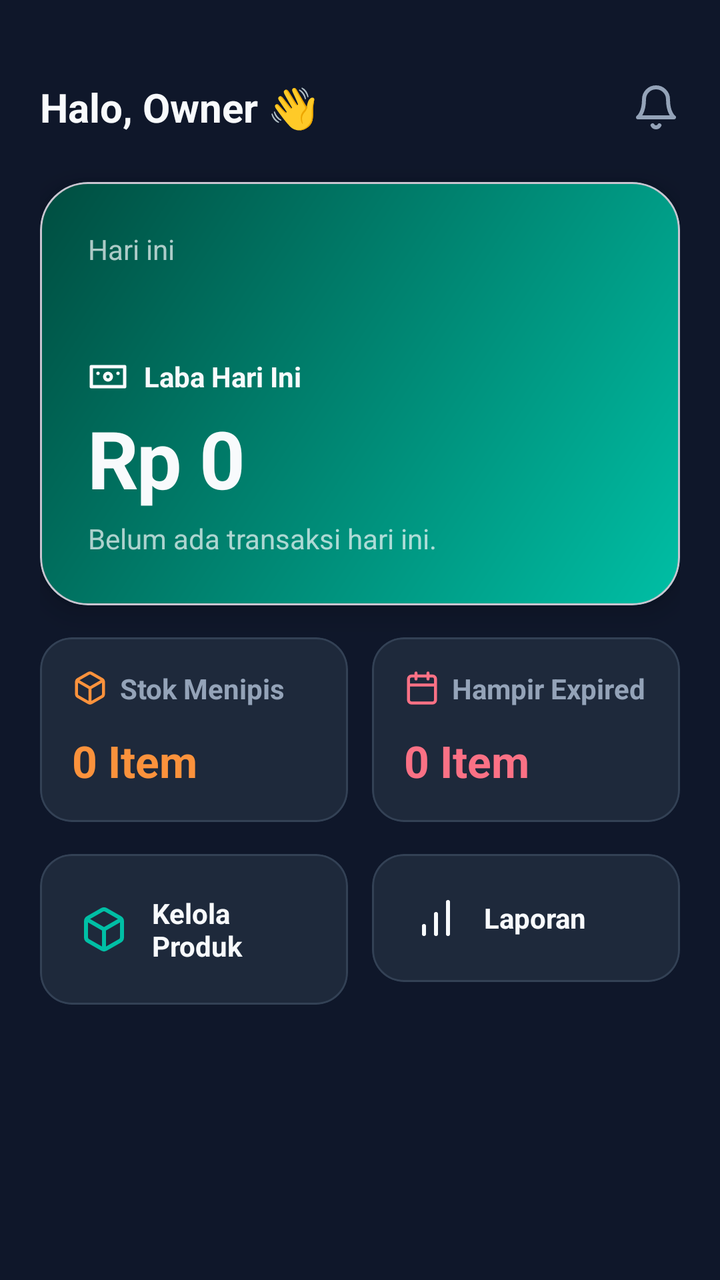
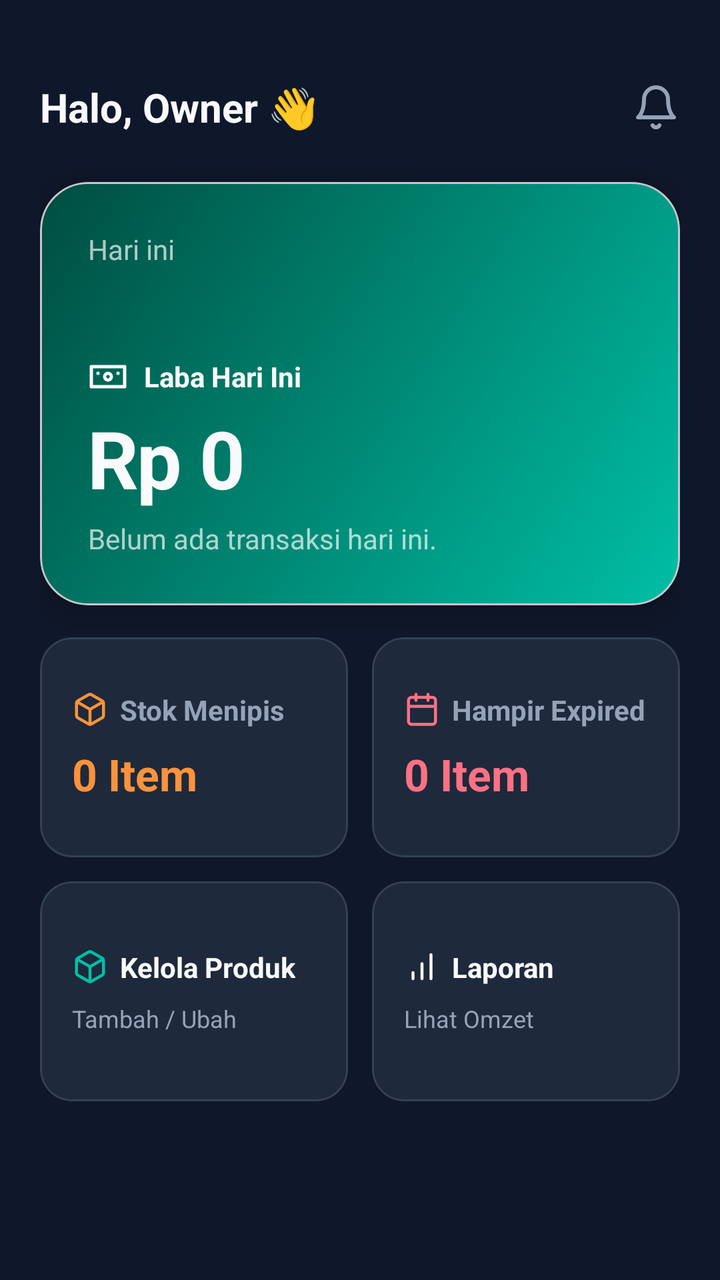

Screens rendered from an Android XML layout before and after an edit, with the pre-edit source and the edit as a unified diff.
<!-- AndroidManifest.xml: application theme Theme.Material3.DayNight.NoActionBar -->
<!-- res/layout/activity_dashboard.xml -->
<?xml version="1.0" encoding="utf-8"?>
<ScrollView xmlns:android="http://schemas.android.com/apk/res/android"
    xmlns:app="http://schemas.android.com/apk/res-auto"
    android:layout_width="match_parent"
    android:layout_height="match_parent"
    android:background="@color/dw_bg"
    android:fillViewport="true">

    <LinearLayout
        android:layout_width="match_parent"
        android:layout_height="wrap_content"
        android:orientation="vertical"
        android:paddingHorizontal="20dp"
        android:paddingTop="24dp"
        android:paddingBottom="24dp">

        
        <androidx.constraintlayout.widget.ConstraintLayout
            android:layout_width="match_parent"
            android:layout_height="wrap_content"
            android:layout_marginTop="16dp"
            android:layout_marginBottom="24dp">

            <TextView
                android:id="@+id/tvGreeting"
                style="@style/Text.Header"
                android:layout_width="wrap_content"
                android:layout_height="wrap_content"
                android:text="Halo, Owner 👋"
                app:layout_constraintBottom_toBottomOf="parent"
                app:layout_constraintStart_toStartOf="parent"
                app:layout_constraintTop_toTopOf="parent" />

            <ImageView
                android:layout_width="24dp"
                android:layout_height="24dp"
                android:src="@drawable/ic_lucide_bell"
                app:layout_constraintBottom_toBottomOf="@id/tvGreeting"
                app:layout_constraintEnd_toEndOf="parent"
                app:layout_constraintTop_toTopOf="@id/tvGreeting" />

        </androidx.constraintlayout.widget.ConstraintLayout>

        
        <com.google.android.material.card.MaterialCardView
            android:layout_width="match_parent"
            android:layout_height="wrap_content"
            app:cardBackgroundColor="@android:color/transparent"
            app:cardCornerRadius="24dp"
            app:cardElevation="8dp">

            <LinearLayout
                android:layout_width="match_parent"
                android:layout_height="wrap_content"
                android:background="@drawable/bg_hero_gradient"
                android:orientation="vertical"
                android:padding="24dp">

                <TextView
                    style="@style/Text.Body"
                    android:layout_width="wrap_content"
                    android:layout_height="wrap_content"
                    android:text="Hari ini"
                    android:alpha="0.7" />

                <TextView
                    android:id="@+id/tvDate"
                    style="@style/Text.Header"
                    android:layout_width="wrap_content"
                    android:layout_height="wrap_content"
                    android:textSize="18sp"
                    android:layout_marginBottom="20dp" />

                <LinearLayout
                    android:layout_width="wrap_content"
                    android:layout_height="wrap_content"
                    android:orientation="horizontal"
                    android:gravity="center_vertical">
                    
                    <ImageView
                        android:layout_width="20dp"
                        android:layout_height="20dp"
                        android:src="@drawable/ic_lucide_wallet"
                        app:tint="@color/dw_text_primary"
                        android:layout_marginEnd="8dp" />

                    <TextView
                        style="@style/Text.Label"
                        android:layout_width="wrap_content"
                        android:layout_height="wrap_content"
                        android:textColor="@color/dw_text_primary"
                        android:text="Laba Hari Ini" />
                </LinearLayout>

                <TextView
                    android:id="@+id/tvProfit"
                    style="@style/Text.Display"
                    android:layout_width="wrap_content"
                    android:layout_height="wrap_content"
                    android:text="Rp 0"
                    android:layout_marginTop="4dp" />

                <TextView
                    android:id="@+id/tvSubInfo"
                    style="@style/Text.Body"
                    android:layout_width="wrap_content"
                    android:layout_height="wrap_content"
                    android:alpha="0.7"
                    android:text="Belum ada transaksi hari ini."
                    android:layout_marginTop="4dp" />

            </LinearLayout>
        </com.google.android.material.card.MaterialCardView>

        
        <GridLayout
            android:layout_width="match_parent"
            android:layout_height="wrap_content"
            android:columnCount="2"
            android:layout_marginTop="16dp">

            
            <com.google.android.material.card.MaterialCardView
                android:layout_width="0dp"
                android:layout_height="wrap_content"
                android:layout_columnWeight="1"
                android:layout_marginEnd="6dp"
                app:cardBackgroundColor="@color/dw_surface"
                app:cardCornerRadius="16dp"
                app:cardElevation="0dp"
                app:strokeColor="#334155"
                app:strokeWidth="1dp">
                <LinearLayout
                    android:layout_width="match_parent"
                    android:layout_height="wrap_content"
                    android:orientation="vertical"
                    android:padding="16dp">
                    <LinearLayout
                        android:layout_width="wrap_content"
                        android:layout_height="wrap_content"
                        android:orientation="horizontal" android:gravity="center_vertical">
                        <ImageView android:layout_width="18dp" android:layout_height="18dp"
                            android:src="@drawable/ic_lucide_box" android:layout_marginEnd="6dp" />
                        <TextView style="@style/Text.Label" android:layout_width="wrap_content"
                            android:layout_height="wrap_content" android:text="Stok Menipis" />
                    </LinearLayout>
                    <TextView android:id="@+id/tvLowStock" style="@style/Text.Header"
                        android:layout_width="wrap_content" android:layout_height="wrap_content"
                        android:text="0 Item" android:textColor="#FB923C"
                        android:textSize="22sp" android:layout_marginTop="12dp" />
                </LinearLayout>
            </com.google.android.material.card.MaterialCardView>

            
            <com.google.android.material.card.MaterialCardView
                android:layout_width="0dp"
                android:layout_height="wrap_content"
                android:layout_columnWeight="1"
                android:layout_marginStart="6dp"
                app:cardBackgroundColor="@color/dw_surface"
                app:cardCornerRadius="16dp"
                app:cardElevation="0dp"
                app:strokeColor="#334155"
                app:strokeWidth="1dp">
                <LinearLayout
                    android:layout_width="match_parent"
                    android:layout_height="wrap_content"
                    android:orientation="vertical"
                    android:padding="16dp">
                    <LinearLayout
                        android:layout_width="wrap_content"
                        android:layout_height="wrap_content"
                        android:orientation="horizontal" android:gravity="center_vertical">
                        <ImageView android:layout_width="18dp" android:layout_height="18dp"
                            android:src="@drawable/ic_lucide_calendar" android:layout_marginEnd="6dp" />
                        <TextView style="@style/Text.Label" android:layout_width="wrap_content"
                            android:layout_height="wrap_content" android:text="Hampir Expired" />
                    </LinearLayout>
                    <TextView android:id="@+id/tvExpired" style="@style/Text.Header"
                        android:layout_width="wrap_content" android:layout_height="wrap_content"
                        android:text="0 Item" android:textColor="#FB7185"
                        android:textSize="22sp" android:layout_marginTop="12dp" />
                </LinearLayout>
            </com.google.android.material.card.MaterialCardView>
        </GridLayout>

        
        <GridLayout
            android:layout_width="match_parent"
            android:layout_height="wrap_content"
            android:columnCount="2"
            android:layout_marginTop="16dp">

            
            <com.google.android.material.card.MaterialCardView
                android:id="@+id/btnManageProducts"
                android:layout_width="0dp"
                android:layout_height="wrap_content"
                android:layout_columnWeight="1"
                android:layout_marginEnd="6dp"
                app:cardBackgroundColor="@color/dw_surface"
                app:cardCornerRadius="16dp"
                app:cardElevation="0dp"
                app:strokeColor="#334155"
                app:strokeWidth="1dp"
                android:clickable="true"
                android:focusable="true"
                app:rippleColor="#33FFFFFF">
                
                <LinearLayout
                    android:layout_width="match_parent"
                    android:layout_height="wrap_content"
                    android:orientation="horizontal"
                    android:gravity="center_vertical"
                    android:padding="20dp">
                    <ImageView
                        android:layout_width="24dp"
                        android:layout_height="24dp"
                        android:src="@drawable/ic_lucide_box"
                        app:tint="@color/dw_teal"
                        android:layout_marginEnd="12dp" />
                    <TextView
                        android:layout_width="wrap_content"
                        android:layout_height="wrap_content"
                        android:text="Kelola\nProduk"
                        android:textColor="@color/dw_text_primary"
                        android:textSize="14sp"
                        android:textStyle="bold" />
                </LinearLayout>
            </com.google.android.material.card.MaterialCardView>

            
            <com.google.android.material.card.MaterialCardView
                android:id="@+id/btnLaporan"
                android:layout_width="0dp"
                android:layout_height="wrap_content"
                android:layout_columnWeight="1"
                android:layout_marginStart="6dp"
                app:cardBackgroundColor="@color/dw_surface"
                app:cardCornerRadius="16dp"
                app:cardElevation="0dp"
                app:strokeColor="#334155"
                app:strokeWidth="1dp"
                android:clickable="true"
                android:focusable="true"
                app:rippleColor="#33FFFFFF">

                <LinearLayout
                    android:layout_width="match_parent"
                    android:layout_height="wrap_content"
                    android:orientation="horizontal"
                    android:gravity="center_vertical"
                    android:padding="20dp">
                    <ImageView
                        android:layout_width="24dp"
                        android:layout_height="24dp"
                        android:src="@drawable/ic_lucide_chart"
                        app:tint="@color/dw_text_primary"
                        android:layout_marginEnd="12dp" />
                    <TextView
                        android:layout_width="wrap_content"
                        android:layout_height="wrap_content"
                        android:text="Laporan"
                        android:textColor="@color/dw_text_primary"
                        android:textSize="14sp"
                        android:textStyle="bold" />
                </LinearLayout>
            </com.google.android.material.card.MaterialCardView>

        </GridLayout>

    </LinearLayout>
</ScrollView>
<!-- resources referenced by this layout -->
<resources>
  <color name="dw_bg">#0F172A</color>
  <color name="dw_surface">#1E293B</color>
  <color name="dw_teal">#00BFA5</color>
  <color name="dw_text_primary">#F8FAFC</color>
  <!-- drawable bg_hero_gradient (drawable) -->
  <?xml version="1.0" encoding="utf-8"?>
  <shape xmlns:android="http://schemas.android.com/apk/res/android" android:shape="rectangle">
      <gradient android:startColor="#00BFA5" android:endColor="#004D40" android:angle="135" />
      <corners android:radius="24dp" />
  </shape>
  <!-- drawable ic_lucide_bell (drawable) -->
  <vector xmlns:android="http://schemas.android.com/apk/res/android" android:width="24dp" android:height="24dp" android:viewportWidth="24" android:viewportHeight="24">
    <path android:strokeColor="#94A3B8" android:strokeWidth="2" android:strokeLineCap="round" android:strokeLineJoin="round" android:pathData="M6 8a6 6 0 0 1 12 0c0 7 3 9 3 9H3s3-2 3-9M10.3 21a1.94 1.94 0 0 0 3.4 0"/>
  </vector>
  <!-- drawable ic_lucide_box (drawable) -->
  <vector xmlns:android="http://schemas.android.com/apk/res/android" android:width="24dp" android:height="24dp" android:viewportWidth="24" android:viewportHeight="24">
    <path android:strokeColor="#FB923C" android:strokeWidth="2" android:strokeLineCap="round" android:strokeLineJoin="round" android:pathData="M21 16V8a2 2 0 0 0-1-1.73l-7-4a2 2 0 0 0-2 0l-7 4A2 2 0 0 0 3 8v8a2 2 0 0 0 1 1.73l7 4a2 2 0 0 0 2 0l7-4A2 2 0 0 0 21 16z M3.27 6.96L12 12.01l8.73-5.05 M12 22.08V12"/>
  </vector>
  <!-- drawable ic_lucide_calendar (drawable) -->
  <vector xmlns:android="http://schemas.android.com/apk/res/android" android:width="24dp" android:height="24dp" android:viewportWidth="24" android:viewportHeight="24">
    <path android:strokeColor="#FB7185" android:strokeWidth="2" android:strokeLineCap="round" android:strokeLineJoin="round" android:pathData="M19 4H5a2 2 0 0 0-2 2v14a2 2 0 0 0 2 2h14a2 2 0 0 0 2-2V6a2 2 0 0 0-2-2z M16 2v4 M8 2v4 M3 10h18"/>
  </vector>
  <!-- drawable ic_lucide_chart (drawable) -->
  <vector xmlns:android="http://schemas.android.com/apk/res/android" android:width="24dp" android:height="24dp" android:viewportWidth="24" android:viewportHeight="24">
    <path android:strokeColor="#FFFFFF" android:strokeWidth="2" android:strokeLineCap="round" android:strokeLineJoin="round" android:pathData="M12 20V10M18 20V4M6 20v-4"/>
  </vector>
  <!-- drawable ic_lucide_wallet (drawable) -->
  <vector xmlns:android="http://schemas.android.com/apk/res/android" android:width="24dp" android:height="24dp" android:viewportWidth="24" android:viewportHeight="24">
    <path android:strokeColor="#FFFFFF" android:strokeWidth="2" android:strokeLineCap="round" android:strokeLineJoin="round" android:pathData="M2 6h20v12H2z M12 14a2 2 0 1 0 0-4 2 2 0 0 0 0 4z M6 10h.01 M18 10h.01"/>
  </vector>
  <style name="Text.Body" parent="android:Widget.TextView">
          <item name="android:textColor">@color/text_primary</item>
          <item name="android:textSize">14sp</item>
      </style>
  <style name="Text.Display" parent="android:Widget.TextView">
          <item name="android:textColor">@color/text_primary</item>
          <item name="android:textSize">40sp</item>
          <item name="android:textStyle">bold</item>
          <item name="android:letterSpacing">-0.02</item>
      </style>
  <style name="Text.Header" parent="android:Widget.TextView">
          <item name="android:textColor">@color/text_primary</item>
          <item name="android:textSize">20sp</item>
          <item name="android:textStyle">bold</item>
      </style>
  <style name="Text.Label" parent="android:Widget.TextView">
          <item name="android:textColor">@color/text_secondary</item>
          <item name="android:textSize">14sp</item>
          <item name="android:textStyle">bold</item>
      </style>
  <color name="text_primary">#F8FAFC</color>
  <color name="text_secondary">#94A3B8</color>
</resources>

<!-- the commit's change to res/layout/activity_dashboard.xml (unified diff, before → after) -->
@@ -122,7 +122,7 @@
             
             <com.google.android.material.card.MaterialCardView
                 android:layout_width="0dp"
-                android:layout_height="wrap_content"
+                android:layout_height="110dp"
                 android:layout_columnWeight="1"
                 android:layout_marginEnd="6dp"
                 app:cardBackgroundColor="@color/dw_surface"
@@ -132,8 +132,9 @@
                 app:strokeWidth="1dp">
                 <LinearLayout
                     android:layout_width="match_parent"
-                    android:layout_height="wrap_content"
-                    android:orientation="vertical"
+                    android:layout_height="match_parent"
+                    android:orientation="vertical"
+                    android:gravity="center_vertical"
                     android:padding="16dp">
                     <LinearLayout
                         android:layout_width="wrap_content"
@@ -147,14 +148,14 @@
                     <TextView android:id="@+id/tvLowStock" style="@style/Text.Header"
                         android:layout_width="wrap_content" android:layout_height="wrap_content"
                         android:text="0 Item" android:textColor="#FB923C"
-                        android:textSize="22sp" android:layout_marginTop="12dp" />
-                </LinearLayout>
-            </com.google.android.material.card.MaterialCardView>
-
-            
-            <com.google.android.material.card.MaterialCardView
-                android:layout_width="0dp"
-                android:layout_height="wrap_content"
+                        android:textSize="22sp" android:layout_marginTop="8dp" />
+                </LinearLayout>
+            </com.google.android.material.card.MaterialCardView>
+
+            
+            <com.google.android.material.card.MaterialCardView
+                android:layout_width="0dp"
+                android:layout_height="110dp"
                 android:layout_columnWeight="1"
                 android:layout_marginStart="6dp"
                 app:cardBackgroundColor="@color/dw_surface"
@@ -164,8 +165,9 @@
                 app:strokeWidth="1dp">
                 <LinearLayout
                     android:layout_width="match_parent"
-                    android:layout_height="wrap_content"
-                    android:orientation="vertical"
+                    android:layout_height="match_parent"
+                    android:orientation="vertical"
+                    android:gravity="center_vertical"
                     android:padding="16dp">
                     <LinearLayout
                         android:layout_width="wrap_content"
@@ -179,7 +181,7 @@
                     <TextView android:id="@+id/tvExpired" style="@style/Text.Header"
                         android:layout_width="wrap_content" android:layout_height="wrap_content"
                         android:text="0 Item" android:textColor="#FB7185"
-                        android:textSize="22sp" android:layout_marginTop="12dp" />
+                        android:textSize="22sp" android:layout_marginTop="8dp" />
                 </LinearLayout>
             </com.google.android.material.card.MaterialCardView>
         </GridLayout>
@@ -189,13 +191,13 @@
             android:layout_width="match_parent"
             android:layout_height="wrap_content"
             android:columnCount="2"
-            android:layout_marginTop="16dp">
+            android:layout_marginTop="12dp">
 
             
             <com.google.android.material.card.MaterialCardView
                 android:id="@+id/btnManageProducts"
                 android:layout_width="0dp"
-                android:layout_height="wrap_content"
+                android:layout_height="110dp"
                 android:layout_columnWeight="1"
                 android:layout_marginEnd="6dp"
                 app:cardBackgroundColor="@color/dw_surface"
@@ -209,23 +211,35 @@
                 
                 <LinearLayout
                     android:layout_width="match_parent"
-                    android:layout_height="wrap_content"
-                    android:orientation="horizontal"
-                    android:gravity="center_vertical"
-                    android:padding="20dp">
-                    <ImageView
-                        android:layout_width="24dp"
-                        android:layout_height="24dp"
-                        android:src="@drawable/ic_lucide_box"
-                        app:tint="@color/dw_teal"
-                        android:layout_marginEnd="12dp" />
+                    android:layout_height="match_parent"
+                    android:orientation="vertical"
+                    android:gravity="center_vertical"
+                    android:padding="16dp">
+                    <LinearLayout
+                        android:layout_width="wrap_content"
+                        android:layout_height="wrap_content"
+                        android:orientation="horizontal" android:gravity="center_vertical">
+                        <ImageView
+                            android:layout_width="18dp"
+                            android:layout_height="18dp"
+                            android:src="@drawable/ic_lucide_box"
+                            app:tint="@color/dw_teal"
+                            android:layout_marginEnd="6dp" />
+                        <TextView
+                            style="@style/Text.Label"
+                            android:layout_width="wrap_content"
+                            android:layout_height="wrap_content"
+                            android:textColor="@color/dw_text_primary"
+                            android:text="Kelola Produk" />
+                    </LinearLayout>
                     <TextView
-                        android:layout_width="wrap_content"
-                        android:layout_height="wrap_content"
-                        android:text="Kelola\nProduk"
-                        android:textColor="@color/dw_text_primary"
-                        android:textSize="14sp"
-                        android:textStyle="bold" />
+                        style="@style/Text.Body"
+                        android:layout_width="wrap_content"
+                        android:layout_height="wrap_content"
+                        android:textColor="@color/dw_text_secondary"
+                        android:textSize="12sp"
+                        android:text="Tambah / Ubah"
+                        android:layout_marginTop="8dp" />
                 </LinearLayout>
             </com.google.android.material.card.MaterialCardView>
 
@@ -233,7 +247,7 @@
             <com.google.android.material.card.MaterialCardView
                 android:id="@+id/btnLaporan"
                 android:layout_width="0dp"
-                android:layout_height="wrap_content"
+                android:layout_height="110dp"
                 android:layout_columnWeight="1"
                 android:layout_marginStart="6dp"
                 app:cardBackgroundColor="@color/dw_surface"
@@ -247,23 +261,35 @@
 
                 <LinearLayout
                     android:layout_width="match_parent"
-                    android:layout_height="wrap_content"
-                    android:orientation="horizontal"
-                    android:gravity="center_vertical"
-                    android:padding="20dp">
-                    <ImageView
-                        android:layout_width="24dp"
-                        android:layout_height="24dp"
-                        android:src="@drawable/ic_lucide_chart"
-                        app:tint="@color/dw_text_primary"
-                        android:layout_marginEnd="12dp" />
+                    android:layout_height="match_parent"
+                    android:orientation="vertical"
+                    android:gravity="center_vertical"
+                    android:padding="16dp">
+                    <LinearLayout
+                        android:layout_width="wrap_content"
+                        android:layout_height="wrap_content"
+                        android:orientation="horizontal" android:gravity="center_vertical">
+                        <ImageView
+                            android:layout_width="18dp"
+                            android:layout_height="18dp"
+                            android:src="@drawable/ic_lucide_chart"
+                            app:tint="@color/dw_text_primary"
+                            android:layout_marginEnd="6dp" />
+                        <TextView
+                            style="@style/Text.Label"
+                            android:layout_width="wrap_content"
+                            android:layout_height="wrap_content"
+                            android:textColor="@color/dw_text_primary"
+                            android:text="Laporan" />
+                    </LinearLayout>
                     <TextView
-                        android:layout_width="wrap_content"
-                        android:layout_height="wrap_content"
-                        android:text="Laporan"
-                        android:textColor="@color/dw_text_primary"
-                        android:textSize="14sp"
-                        android:textStyle="bold" />
+                        style="@style/Text.Body"
+                        android:layout_width="wrap_content"
+                        android:layout_height="wrap_content"
+                        android:textColor="@color/dw_text_secondary"
+                        android:textSize="12sp"
+                        android:text="Lihat Omzet"
+                        android:layout_marginTop="8dp" />
                 </LinearLayout>
             </com.google.android.material.card.MaterialCardView>
 
<!-- resource entries referenced after the edit -->
@@ -4,6 +4,7 @@
   <color name="dw_surface">#1E293B</color>
   <color name="dw_teal">#00BFA5</color>
   <color name="dw_text_primary">#F8FAFC</color>
+  <color name="dw_text_secondary">#94A3B8</color>
   <!-- drawable bg_hero_gradient (drawable) -->
   <?xml version="1.0" encoding="utf-8"?>
   <shape xmlns:android="http://schemas.android.com/apk/res/android" android:shape="rectangle">
